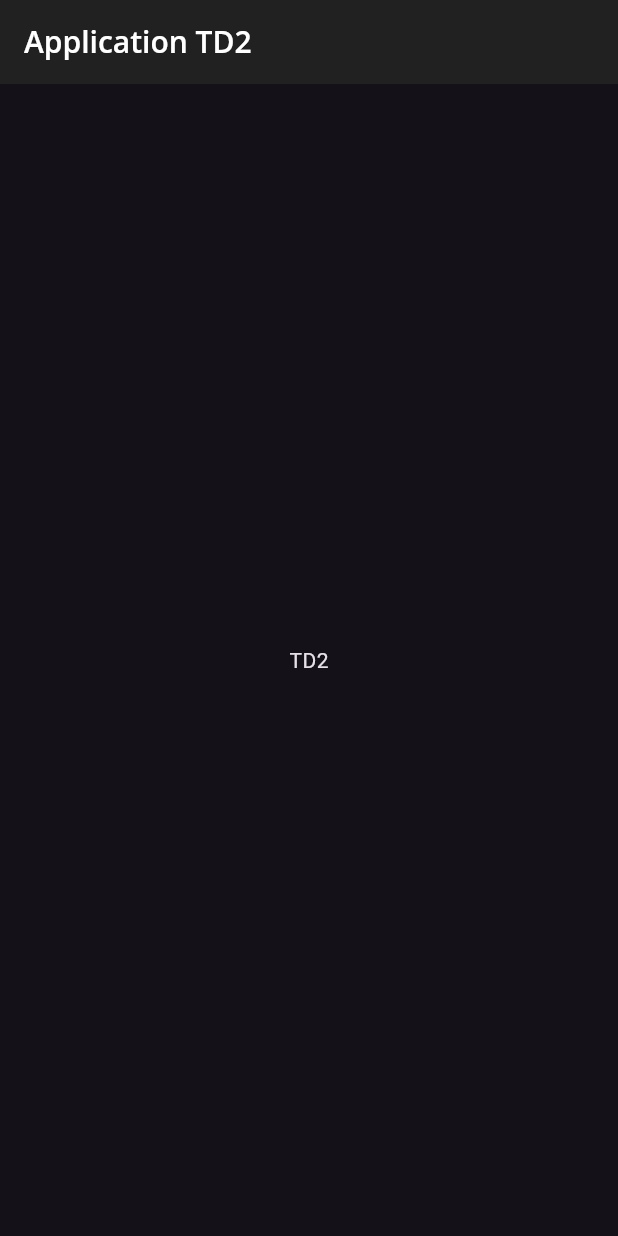
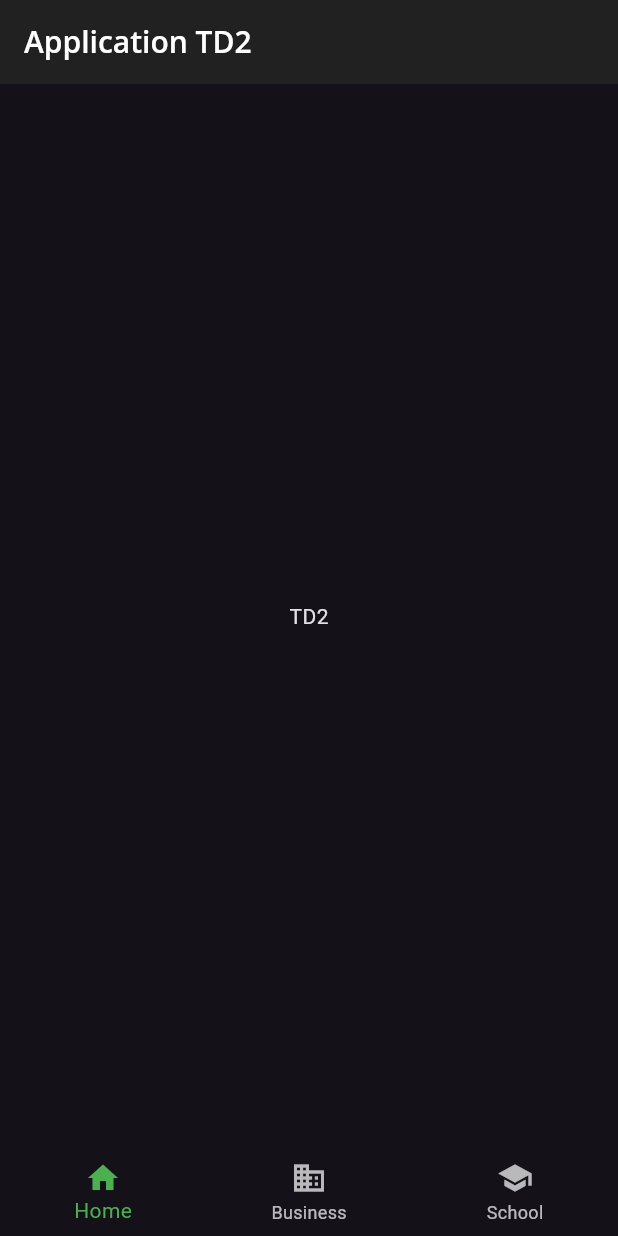
Before and after one commit to Toma1345/tp2-dev-mobile, a Flutter app: the screen it shows after launch, on a phone screen of 412 x 824 dp. Run offline on Flutter 3.47's test engine with Material 3 defaults, Android fonts, the phone set to English and light mode, and no system bars; our stand-ins replace google_fonts.

```diff
--- a/lib/home.dart
+++ b/lib/home.dart
@@ -10,7 +10,24 @@ class Home extends StatelessWidget {
         title: Text("Application TD2")
       ),
       body: Center(
-        child: Text("TD2"),
+        child: Text("TD2")
+      ),
+      bottomNavigationBar: BottomNavigationBar(
+        selectedItemColor: Theme.of(context).textSelectionTheme.selectionColor,
+          items: const <BottomNavigationBarItem> [
+            BottomNavigationBarItem(
+              icon: Icon(Icons.home),
+              label: 'Home',
+            ),
+            BottomNavigationBarItem(
+              icon: Icon(Icons.business),
+              label: 'Business',
+            ),
+            BottomNavigationBarItem(
+              icon: Icon(Icons.school),
+              label: 'School',
+            )
+          ]
       ),
     );
   }
```
